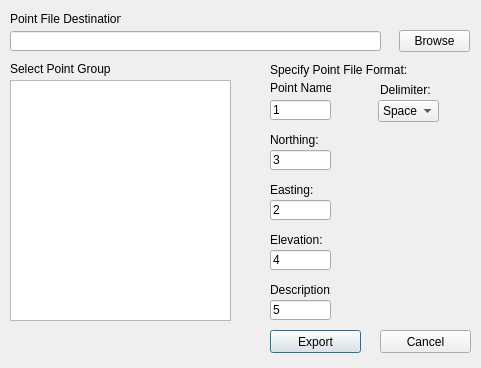
Before: the Qt Designer form Data/ExportPoints.ui in HakanSeven12/FreeCAD-Geomatic-Workbench, drawn with Qt 5.
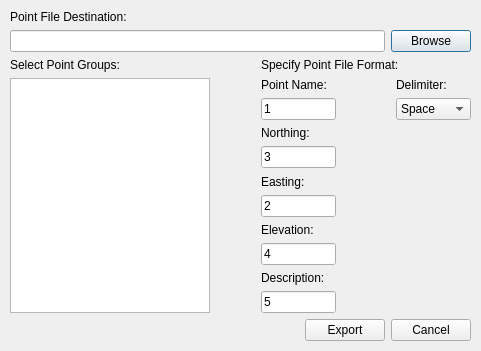
After: the same form once the commit is applied.

```diff
--- a/Data/ExportPoints.ui
+++ b/Data/ExportPoints.ui
@@ -7,278 +7,318 @@
     <x>0</x>
     <y>0</y>
     <width>481</width>
-    <height>368</height>
+    <height>351</height>
    </rect>
   </property>
   <property name="windowTitle">
    <string>Export Points</string>
   </property>
-  <widget class="QPushButton" name="ExportB">
-   <property name="geometry">
-    <rect>
-     <x>270</x>
-     <y>330</y>
-     <width>91</width>
-     <height>23</height>
-    </rect>
-   </property>
-   <property name="text">
-    <string>Export</string>
-   </property>
-  </widget>
-  <widget class="QPushButton" name="CancelB">
-   <property name="geometry">
-    <rect>
-     <x>380</x>
-     <y>330</y>
-     <width>91</width>
-     <height>23</height>
-    </rect>
-   </property>
-   <property name="text">
-    <string>Cancel</string>
-   </property>
-  </widget>
-  <widget class="QLineEdit" name="FileDestinationLE">
+  <widget class="QWidget" name="verticalLayoutWidget_6">
    <property name="geometry">
     <rect>
      <x>10</x>
-     <y>31</y>
-     <width>371</width>
-     <height>20</height>
+     <y>10</y>
+     <width>461</width>
+     <height>331</height>
     </rect>
    </property>
-   <property name="text">
-    <string/>
-   </property>
-  </widget>
+   <layout class="QVBoxLayout" name="verticalLayout_6">
+    <item>
+     <layout class="QVBoxLayout" name="verticalLayout_5">
+      <item>
   <widget class="QLabel" name="PointFileDestinationL">
-   <property name="geometry">
-    <rect>
-     <x>10</x>
-     <y>11</y>
-     <width>111</width>
-     <height>16</height>
-    </rect>
-   </property>
    <property name="text">
     <string>Point File Destination:</string>
    </property>
   </widget>
+      </item>
+      <item>
+       <layout class="QHBoxLayout" name="horizontalLayout_3">
+        <item>
+         <widget class="QLineEdit" name="FileDestinationLE">
+          <property name="text">
+           <string/>
+          </property>
+         </widget>
+        </item>
+        <item>
+         <widget class="QPushButton" name="BrowseB">
+          <property name="text">
+           <string>Browse</string>
+          </property>
+         </widget>
+        </item>
+       </layout>
+      </item>
+     </layout>
+    </item>
+    <item>
+     <layout class="QHBoxLayout" name="horizontalLayout_2">
+      <item>
+       <layout class="QVBoxLayout" name="verticalLayout_4">
+        <item>
   <widget class="QLabel" name="SelectPointGroupL">
-   <property name="geometry">
-    <rect>
-     <x>10</x>
-     <y>61</y>
-     <width>101</width>
-     <height>16</height>
-    </rect>
-   </property>
    <property name="text">
     <string>Select Point Groups:</string>
    </property>
   </widget>
-  <widget class="QLabel" name="EastingL">
-   <property name="geometry">
-    <rect>
-     <x>270</x>
-     <y>180</y>
-     <width>61</width>
-     <height>20</height>
-    </rect>
-   </property>
-   <property name="text">
-    <string>Easting:</string>
-   </property>
-  </widget>
-  <widget class="QLineEdit" name="DescriptionLE">
-   <property name="geometry">
-    <rect>
-     <x>270</x>
-     <y>300</y>
-     <width>61</width>
-     <height>20</height>
-    </rect>
-   </property>
-   <property name="text">
-    <string>5</string>
-   </property>
-  </widget>
-  <widget class="QComboBox" name="DelimiterCB">
-   <property name="geometry">
-    <rect>
-     <x>378</x>
-     <y>100</y>
-     <width>61</width>
-     <height>22</height>
-    </rect>
-   </property>
-   <item>
-    <property name="text">
-     <string>Space</string>
-    </property>
-   </item>
+        </item>
+        <item>
+         <widget class="QListWidget" name="PointGroupsLW">
+          <property name="minimumSize">
+           <size>
+            <width>200</width>
+            <height>0</height>
+           </size>
+          </property>
+          <property name="selectionMode">
+           <enum>QAbstractItemView::MultiSelection</enum>
+          </property>
+         </widget>
+        </item>
+       </layout>
+      </item>
    <item>
-    <property name="text">
-     <string>Comma</string>
-    </property>
-   </item>
-  </widget>
-  <widget class="QLineEdit" name="PointNameLE">
-   <property name="geometry">
-    <rect>
-     <x>270</x>
-     <y>100</y>
-     <width>61</width>
-     <height>20</height>
-    </rect>
-   </property>
-   <property name="text">
-    <string>1</string>
-   </property>
-  </widget>
-  <widget class="QLabel" name="ElevationL">
-   <property name="geometry">
-    <rect>
-     <x>270</x>
-     <y>230</y>
-     <width>61</width>
+       <spacer name="horizontalSpacer_2">
+        <property name="orientation">
+         <enum>Qt::Horizontal</enum>
+        </property>
+        <property name="sizeType">
+         <enum>QSizePolicy::Fixed</enum>
+        </property>
+        <property name="sizeHint" stdset="0">
+         <size>
+          <width>45</width>
      <height>20</height>
-    </rect>
-   </property>
-   <property name="text">
-    <string>Elevation:</string>
-   </property>
-  </widget>
+         </size>
+        </property>
+       </spacer>
+      </item>
+      <item>
+       <layout class="QVBoxLayout" name="verticalLayout_3">
+        <item>
   <widget class="QLabel" name="PFFL">
-   <property name="geometry">
-    <rect>
-     <x>270</x>
-     <y>62</y>
-     <width>141</width>
-     <height>16</height>
-    </rect>
-   </property>
    <property name="text">
     <string>Specify Point File Format:</string>
    </property>
   </widget>
-  <widget class="QLineEdit" name="EastingLE">
-   <property name="geometry">
-    <rect>
-     <x>270</x>
-     <y>200</y>
-     <width>61</width>
-     <height>20</height>
-    </rect>
-   </property>
+        </item>
+        <item>
+         <layout class="QHBoxLayout" name="horizontalLayout">
+          <item>
+           <layout class="QVBoxLayout" name="verticalLayout">
+            <item>
+             <widget class="QLabel" name="PointNameL">
+              <property name="text">
+               <string>Point Name:</string>
+              </property>
+             </widget>
+            </item>
+            <item>
+             <widget class="QLineEdit" name="PointNameLE">
+              <property name="minimumSize">
+               <size>
+                <width>75</width>
+                <height>0</height>
+               </size>
+              </property>
    <property name="text">
-    <string>2</string>
-   </property>
-  </widget>
+               <string>1</string>
+              </property>
+             </widget>
+            </item>
+            <item>
   <widget class="QLabel" name="NorthingL">
-   <property name="geometry">
-    <rect>
-     <x>270</x>
-     <y>130</y>
-     <width>61</width>
-     <height>20</height>
-    </rect>
-   </property>
    <property name="text">
     <string>Northing:</string>
    </property>
   </widget>
+            </item>
+            <item>
   <widget class="QLineEdit" name="NorthingLE">
-   <property name="geometry">
-    <rect>
-     <x>270</x>
-     <y>150</y>
-     <width>61</width>
-     <height>20</height>
-    </rect>
+              <property name="minimumSize">
+               <size>
+                <width>75</width>
+                <height>0</height>
+               </size>
    </property>
    <property name="text">
     <string>3</string>
    </property>
   </widget>
+            </item>
+            <item>
+             <widget class="QLabel" name="EastingL">
+              <property name="text">
+               <string>Easting:</string>
+              </property>
+             </widget>
+            </item>
+            <item>
+             <widget class="QLineEdit" name="EastingLE">
+              <property name="minimumSize">
+               <size>
+                <width>75</width>
+                <height>0</height>
+               </size>
+              </property>
+              <property name="text">
+               <string>2</string>
+              </property>
+             </widget>
+            </item>
+            <item>
+             <widget class="QLabel" name="ElevationL">
+              <property name="text">
+               <string>Elevation:</string>
+              </property>
+             </widget>
+            </item>
+            <item>
+             <widget class="QLineEdit" name="ElevationLE">
+              <property name="minimumSize">
+               <size>
+                <width>75</width>
+                <height>0</height>
+               </size>
+              </property>
+              <property name="text">
+               <string>4</string>
+              </property>
+             </widget>
+            </item>
+            <item>
   <widget class="QLabel" name="DescriptionL">
-   <property name="geometry">
-    <rect>
-     <x>270</x>
-     <y>280</y>
-     <width>61</width>
-     <height>20</height>
-    </rect>
-   </property>
    <property name="text">
     <string>Description:</string>
    </property>
   </widget>
+            </item>
+            <item>
+             <widget class="QLineEdit" name="DescriptionLE">
+              <property name="minimumSize">
+               <size>
+                <width>75</width>
+                <height>0</height>
+               </size>
+              </property>
+              <property name="text">
+               <string>5</string>
+              </property>
+             </widget>
+            </item>
+           </layout>
+          </item>
+          <item>
+           <spacer name="horizontalSpacer">
+            <property name="orientation">
+             <enum>Qt::Horizontal</enum>
+            </property>
+            <property name="sizeType">
+             <enum>QSizePolicy::Preferred</enum>
+            </property>
+            <property name="sizeHint" stdset="0">
+             <size>
+              <width>250</width>
+              <height>20</height>
+             </size>
+            </property>
+           </spacer>
+          </item>
+          <item>
+           <layout class="QVBoxLayout" name="verticalLayout_2">
+            <item>
   <widget class="QLabel" name="DelimiterL">
-   <property name="geometry">
-    <rect>
-     <x>380</x>
-     <y>80</y>
-     <width>61</width>
-     <height>20</height>
-    </rect>
-   </property>
    <property name="text">
     <string>Delimiter:</string>
    </property>
   </widget>
-  <widget class="QLabel" name="PointNameL">
-   <property name="geometry">
-    <rect>
-     <x>270</x>
-     <y>80</y>
-     <width>61</width>
-     <height>16</height>
-    </rect>
-   </property>
+            </item>
+            <item>
+             <widget class="QComboBox" name="DelimiterCB">
+              <property name="minimumSize">
+               <size>
+                <width>75</width>
+                <height>0</height>
+               </size>
+              </property>
+              <item>
    <property name="text">
-    <string>Point Name:</string>
-   </property>
-  </widget>
-  <widget class="QLineEdit" name="ElevationLE">
-   <property name="geometry">
-    <rect>
-     <x>270</x>
-     <y>250</y>
-     <width>61</width>
+                <string>Space</string>
+               </property>
+              </item>
+              <item>
+               <property name="text">
+                <string>Comma</string>
+               </property>
+              </item>
+             </widget>
+            </item>
+            <item>
+             <spacer name="verticalSpacer">
+              <property name="orientation">
+               <enum>Qt::Vertical</enum>
+              </property>
+              <property name="sizeHint" stdset="0">
+               <size>
+                <width>20</width>
+                <height>40</height>
+               </size>
+              </property>
+             </spacer>
+            </item>
+           </layout>
+          </item>
+         </layout>
+        </item>
+       </layout>
+      </item>
+     </layout>
+    </item>
+    <item>
+     <layout class="QHBoxLayout" name="horizontalLayout_4">
+      <item>
+       <spacer name="horizontalSpacer_3">
+        <property name="orientation">
+         <enum>Qt::Horizontal</enum>
+        </property>
+        <property name="sizeHint" stdset="0">
+         <size>
+          <width>40</width>
      <height>20</height>
-    </rect>
-   </property>
+         </size>
+        </property>
+       </spacer>
+      </item>
+      <item>
+       <widget class="QPushButton" name="ExportB">
+        <property name="minimumSize">
+         <size>
+          <width>75</width>
+          <height>0</height>
+         </size>
+        </property>
    <property name="text">
-    <string>4</string>
-   </property>
-  </widget>
-  <widget class="QPushButton" name="BrowseB">
-   <property name="geometry">
-    <rect>
-     <x>399</x>
-     <y>30</y>
-     <width>71</width>
-     <height>22</height>
-    </rect>
+         <string>Export</string>
+        </property>
+       </widget>
+      </item>
+      <item>
+       <widget class="QPushButton" name="CancelB">
+        <property name="minimumSize">
+         <size>
+          <width>75</width>
+          <height>0</height>
+         </size>
    </property>
    <property name="text">
-    <string>Browse</string>
-   </property>
-  </widget>
-  <widget class="QListWidget" name="PointGroupsLW">
-   <property name="geometry">
-    <rect>
-     <x>10</x>
-     <y>80</y>
-     <width>221</width>
-     <height>241</height>
-    </rect>
-   </property>
-   <property name="selectionMode">
-    <enum>QAbstractItemView::MultiSelection</enum>
-   </property>
+         <string>Cancel</string>
+        </property>
+       </widget>
+      </item>
+     </layout>
+    </item>
+   </layout>
   </widget>
  </widget>
  <resources/>
```
Lines whose indentation alone changed are shown as unchanged.
